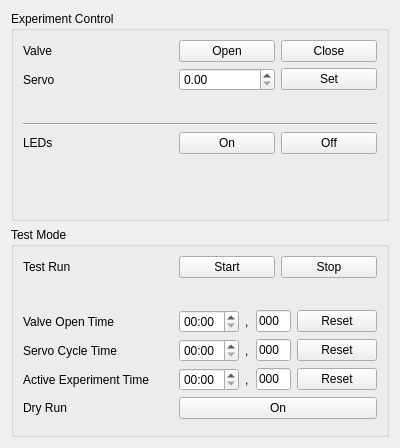
The window that MEEGA-Groundstation/UI-Files/MEEGA_controlPanel.ui (JanNiklasJuedt/MEEGA-Software) describes before a commit, drawn with Qt 5.
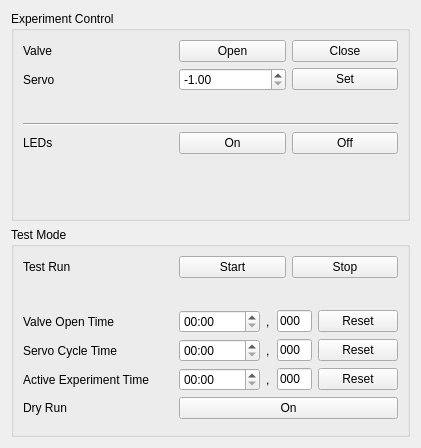
The same window after the commit.

Commit message: adding options for turning off servo

The edit to the form file:
```diff
--- a/MEEGA-Groundstation/UI-Files/MEEGA_controlPanel.ui
+++ b/MEEGA-Groundstation/UI-Files/MEEGA_controlPanel.ui
@@ -6,7 +6,7 @@
    <rect>
     <x>0</x>
     <y>0</y>
-    <width>400</width>
+    <width>421</width>
     <height>448</height>
    </rect>
   </property>
@@ -79,9 +79,15 @@
          <layout class="QHBoxLayout" name="horizontalLayout_2">
           <item>
            <widget class="QDoubleSpinBox" name="servoValueBox">
+            <property name="minimum">
+             <double>-1.000000000000000</double>
+            </property>
             <property name="maximum">
              <double>360.000000000000000</double>
             </property>
+            <property name="value">
+             <double>-1.000000000000000</double>
+            </property>
            </widget>
           </item>
           <item>
```
The commit also changes 1 other file.
